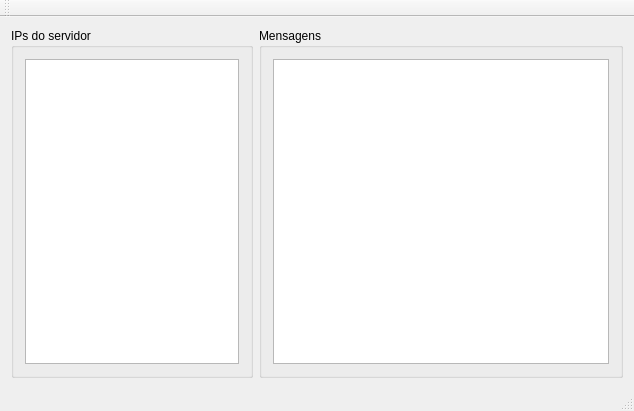
The window that mainwindow.ui (RobsondCCarneiro/ULTIMO_DCA1202_QtSupervisory) describes before a commit, drawn with Qt 5.
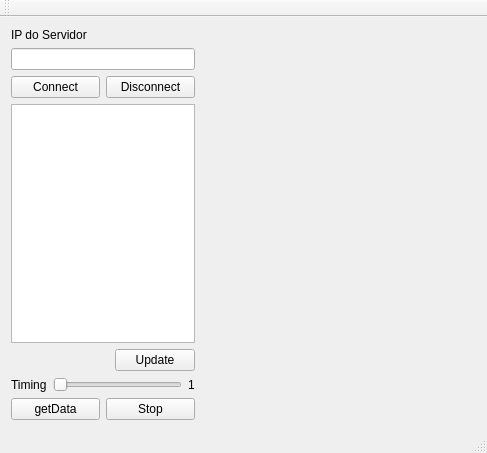
The same window after the commit. Custom widgets are drawn as their Qt base class.

What changed in the file:
```diff
--- a/mainwindow.ui
+++ b/mainwindow.ui
@@ -6,38 +6,123 @@
    <rect>
     <x>0</x>
     <y>0</y>
-    <width>634</width>
-    <height>411</height>
+    <width>487</width>
+    <height>453</height>
    </rect>
   </property>
   <property name="windowTitle">
    <string>MainWindow</string>
   </property>
   <widget class="QWidget" name="centralWidget">
-   <layout class="QHBoxLayout" name="horizontalLayout_3" stretch="40,60">
-    <item>
-     <widget class="QGroupBox" name="groupBox">
-      <property name="title">
-       <string>IPs do servidor</string>
-      </property>
-      <layout class="QHBoxLayout" name="horizontalLayout">
-       <item>
-        <widget class="QListWidget" name="listWidget"/>
-       </item>
-      </layout>
-     </widget>
-    </item>
-    <item>
-     <widget class="QGroupBox" name="groupBox_2">
-      <property name="title">
-       <string>Mensagens</string>
-      </property>
-      <layout class="QHBoxLayout" name="horizontalLayout_2">
-       <item>
-        <widget class="QTextBrowser" name="textBrowser"/>
-       </item>
-      </layout>
-     </widget>
+   <layout class="QGridLayout" name="gridLayout">
+    <item row="0" column="0">
+     <layout class="QHBoxLayout" name="horizontalLayout_5" stretch="40,60">
+      <item>
+       <layout class="QVBoxLayout" name="verticalLayout">
+        <item>
+         <widget class="QLabel" name="label">
+          <property name="text">
+           <string>IP do Servidor</string>
+          </property>
+         </widget>
+        </item>
+        <item>
+         <widget class="QLineEdit" name="lineEdit"/>
+        </item>
+        <item>
+         <layout class="QHBoxLayout" name="horizontalLayout">
+          <item>
+           <widget class="QPushButton" name="pushButton_Connect">
+            <property name="text">
+             <string>Connect</string>
+            </property>
+           </widget>
+          </item>
+          <item>
+           <widget class="QPushButton" name="pushButton_Disconnect">
+            <property name="text">
+             <string>Disconnect</string>
+            </property>
+           </widget>
+          </item>
+         </layout>
+        </item>
+        <item>
+         <widget class="QListWidget" name="listWidget_ListaDeClients"/>
+        </item>
+        <item>
+         <layout class="QHBoxLayout" name="horizontalLayout_2">
+          <item>
+           <spacer name="horizontalSpacer">
+            <property name="orientation">
+             <enum>Qt::Horizontal</enum>
+            </property>
+            <property name="sizeHint" stdset="0">
+             <size>
+              <width>40</width>
+              <height>20</height>
+             </size>
+            </property>
+           </spacer>
+          </item>
+          <item>
+           <widget class="QPushButton" name="pushButton_Update">
+            <property name="text">
+             <string>Update</string>
+            </property>
+           </widget>
+          </item>
+         </layout>
+        </item>
+        <item>
+         <layout class="QHBoxLayout" name="horizontalLayout_3">
+          <item>
+           <widget class="QLabel" name="label_2">
+            <property name="text">
+             <string>Timing</string>
+            </property>
+           </widget>
+          </item>
+          <item>
+           <widget class="QSlider" name="horizontalSlider">
+            <property name="orientation">
+             <enum>Qt::Horizontal</enum>
+            </property>
+           </widget>
+          </item>
+          <item>
+           <widget class="QLabel" name="label_number">
+            <property name="text">
+             <string>1</string>
+            </property>
+           </widget>
+          </item>
+         </layout>
+        </item>
+        <item>
+         <layout class="QHBoxLayout" name="horizontalLayout_4">
+          <item>
+           <widget class="QPushButton" name="pushButtonGet">
+            <property name="text">
+             <string>getData</string>
+            </property>
+           </widget>
+          </item>
+          <item>
+           <widget class="QPushButton" name="pushButton_Stop">
+            <property name="text">
+             <string>Stop</string>
+            </property>
+           </widget>
+          </item>
+         </layout>
+        </item>
+       </layout>
+      </item>
+      <item>
+       <widget class="Plotter" name="widget_Plotter" native="true"/>
+      </item>
+     </layout>
     </item>
    </layout>
   </widget>
@@ -62,6 +147,20 @@
   <widget class="QStatusBar" name="statusBar"/>
  </widget>
  <layoutdefault spacing="6" margin="11"/>
+ <customwidgets>
+  <customwidget>
+   <class>Plotter</class>
+   <extends>QWidget</extends>
+   <header>plotter.h</header>
+   <container>1</container>
+   <slots>
+    <signal>mudouX(int)</signal>
+    <signal>mudouY(int)</signal>
+    <slot>mudaAmplitude(int)</slot>
+    <slot>mudaFrequencia(int)</slot>
+   </slots>
+  </customwidget>
+ </customwidgets>
  <resources/>
  <connections/>
 </ui>
```
Left out of the diff: 4 changed lines with no effect on the pictures.
